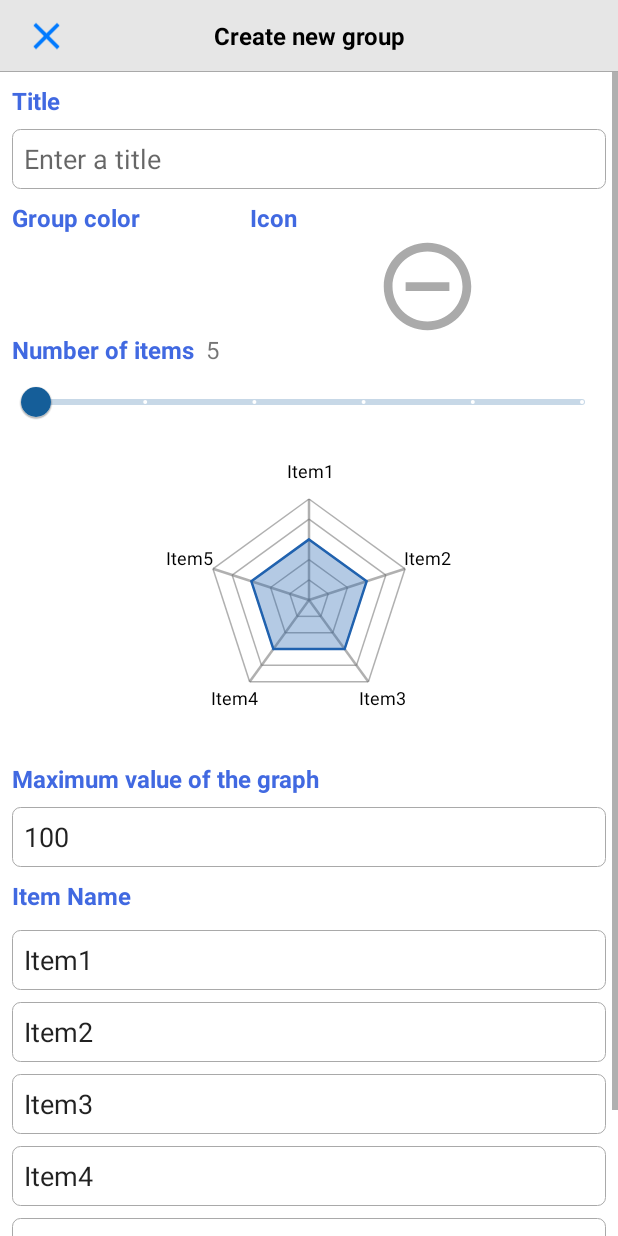
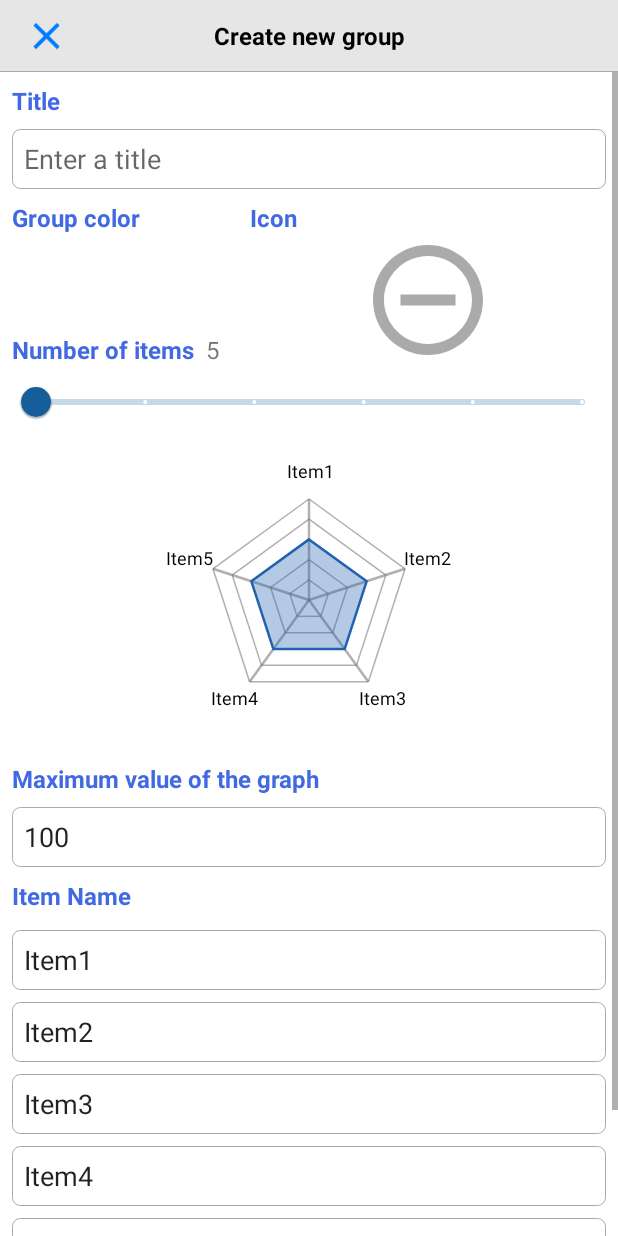
Before and after one commit to Aoc4456/Android_RadarChart, an Android app: the GroupCreateFragment screen opened through its navigation route, on a phone screen of 412 x 824 dp. Run offline under Robolectric (Android 15) with nearby library versions, the phone set to English and light mode, and no system bars; our stand-ins replace Dagger/Hilt's generated code, Room's generated code, Timber, data binding; libraries missing offline, so code that uses them is left out: com.canhub.cropper, petrov.kristiyan.colorpicker; 3 statements that could not run were skipped.

Commit message:
アイコンのサイズを調整

```diff
--- a/app/src/main/res/layout/chart_create_fragment.xml
+++ b/app/src/main/res/layout/chart_create_fragment.xml
@@ -130,7 +130,7 @@
                     app:layout_constraintStart_toStartOf="@id/radarChart"
                     app:layout_constraintTop_toTopOf="@id/radarChart"
                     app:layout_constraintVertical_bias="0.02"
-                    app:layout_constraintWidth_percent="0.15"
+                    app:layout_constraintWidth_percent="0.18"
                     app:shapeAppearanceOverlay="@style/circleImageView" />
 
                 <com.aoc4456.radarchart.component.ColorPickerView
--- a/app/src/main/res/layout/group_create_fragment.xml
+++ b/app/src/main/res/layout/group_create_fragment.xml
@@ -141,9 +141,11 @@
 
                 <com.google.android.material.imageview.ShapeableImageView
                     android:id="@+id/iconView"
-                    android:layout_width="70dp"
-                    android:layout_height="70dp"
+                    android:layout_width="0dp"
+                    android:layout_height="0dp"
                     app:iconImageBitmap="@{viewmodel.iconImage}"
+                    app:layout_constraintBottom_toTopOf="@id/numberOfItemsSlider"
+                    app:layout_constraintDimensionRatio="1:1"
                     app:layout_constraintEnd_toEndOf="@id/iconLabel"
                     app:layout_constraintStart_toStartOf="@id/iconLabel"
                     app:layout_constraintTop_toBottomOf="@id/iconLabel"
```
